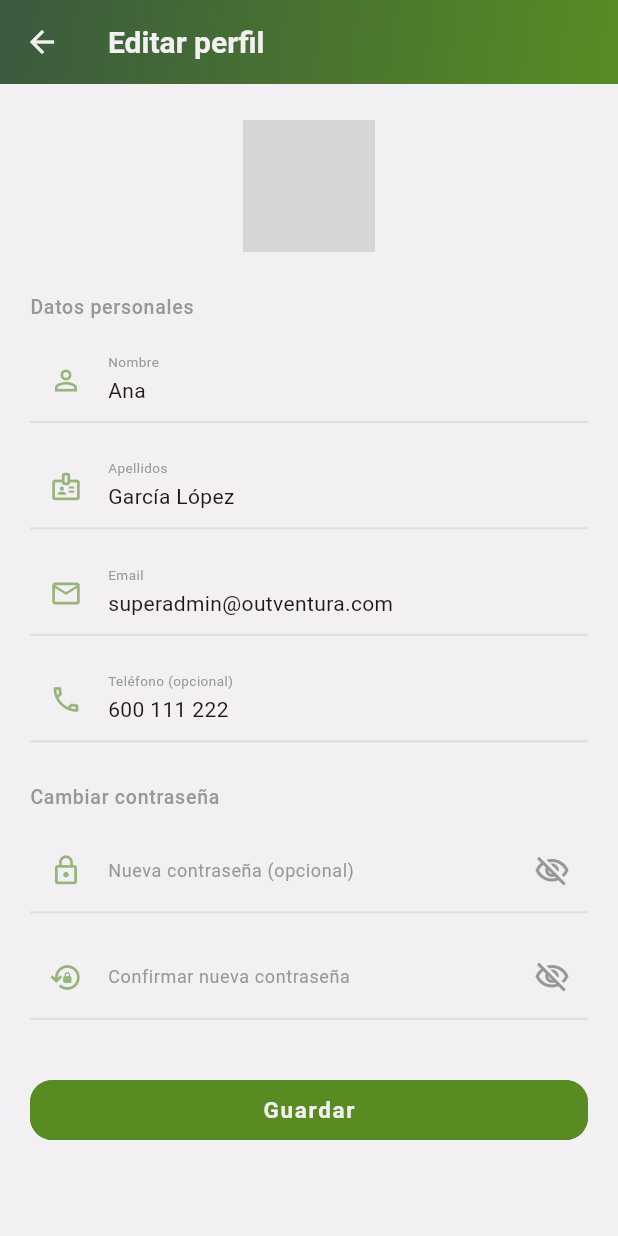
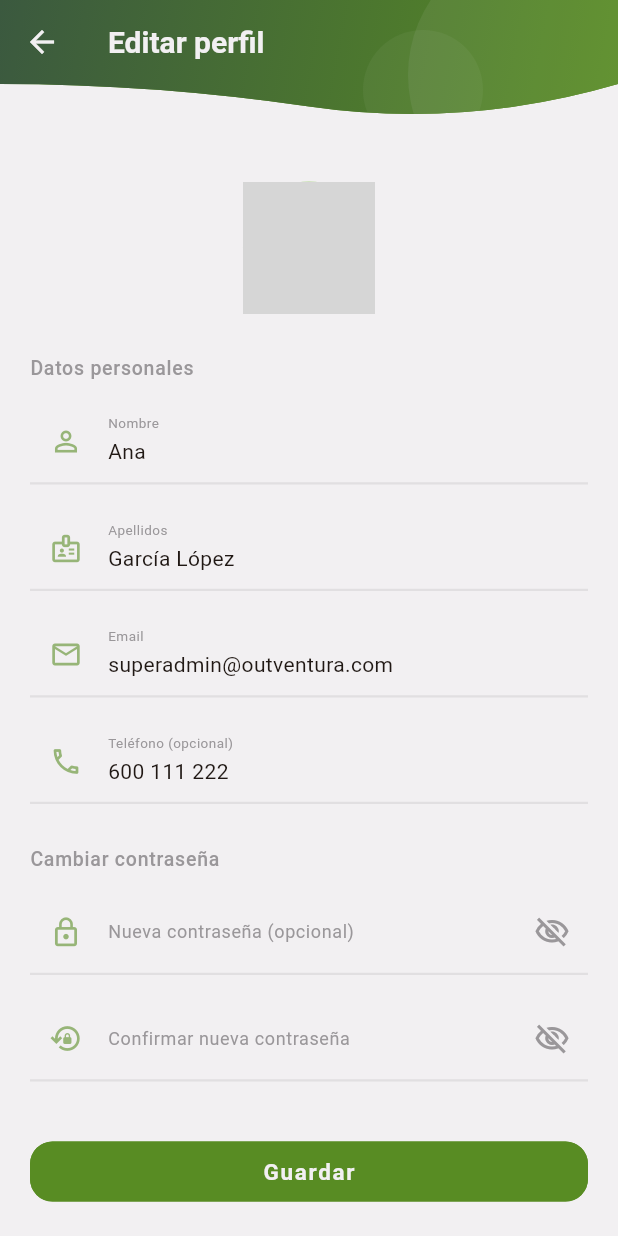
Before and after one commit to adminoutventura-dot/Outventura-Frontend, a Flutter app: the ProfileFormPage screen opened directly with sample values from the repository, on a phone screen of 412 x 824 dp. Run offline on Flutter 3.47's test engine with Material 3 defaults, Android fonts, the phone set to English and light mode, and no system bars; our stand-ins replace flutter_riverpod, shared_preferences, table_calendar; accounts and stored records are empty; network calls fail; grey boxes are pictures that could not be loaded.

```diff
--- a/lib/features/auth/presentation/pages/profile_form_page.dart
+++ b/lib/features/auth/presentation/pages/profile_form_page.dart
@@ -1,6 +1,6 @@
 import 'package:flutter/material.dart';
-import 'package:outventura/app/theme/app_gradients.dart';
 import 'package:outventura/core/utils/form_validators.dart';
+import 'package:outventura/core/widgets/app_bar.dart';
 import 'package:outventura/core/widgets/app_buttons.dart';
 import 'package:outventura/core/widgets/app_input_field.dart';
 import 'package:outventura/features/auth/domain/entities/user.dart';
@@ -48,22 +48,18 @@ class _ProfileFormPageState extends State<ProfileFormPage> {
     final s = AppLocalizations.of(context)!;
 
     return Scaffold(
-      appBar: AppBar(
-        title: Text(s.editProfile),
-        automaticallyImplyLeading: true,
-        flexibleSpace: Container(
-          decoration: BoxDecoration(
-            gradient: AppGradients.appBar(cs),
-          ),
-        ),
+      extendBodyBehindAppBar: true,
+      appBar: CustomAppBar(
+        title: s.editProfile,
       ),
       body: Form(
         key: _controller.formKey,
         child: SingleChildScrollView(
-          padding: EdgeInsets.fromLTRB(20, 24, 20, MediaQuery.of(context).padding.bottom + 24),
+          padding: EdgeInsets.fromLTRB(20, 0, 20, MediaQuery.of(context).padding.bottom + 24),
           child: Column(
             crossAxisAlignment: CrossAxisAlignment.start,
             children: [
+              SizedBox(height: MediaQuery.of(context).padding.top + kToolbarHeight + 65),
 
               // Avatar
               Center(
--- a/lib/features/outventura/presentation/pages/calendar_page.dart
+++ b/lib/features/outventura/presentation/pages/calendar_page.dart
@@ -100,7 +100,7 @@ class _CalendarPageState extends ConsumerState<CalendarPage> {
           ColoredBox(
             color: cs.tertiary,
             child: SizedBox(
-              height: MediaQuery.of(context).padding.top + kToolbarHeight + 50,
+              height: MediaQuery.of(context).padding.top + kToolbarHeight + 65,
               width: double.infinity,
             ),
           ),
--- a/lib/features/outventura/presentation/pages/forms/activity_form_page.dart
+++ b/lib/features/outventura/presentation/pages/forms/activity_form_page.dart
@@ -1,7 +1,7 @@
 import 'package:flutter/material.dart';
+import 'package:outventura/core/widgets/app_bar.dart';
 import 'package:outventura/core/utils/enum_translations.dart';
 import 'package:outventura/core/utils/form_validators.dart';
-import 'package:outventura/core/widgets/app_bar_forms.dart';
 import 'package:outventura/l10n/app_localizations.dart';
 import 'package:outventura/core/widgets/app_buttons.dart';
 import 'package:outventura/core/widgets/app_chip.dart';
@@ -48,7 +48,7 @@ class _ActivityFormPageState extends State<ActivityFormPage> {
 
     return Scaffold(
       backgroundColor: cs.surface,
-      appBar: CustomAppBarForm(title: _controller.editando ? s.editActividad : s.nuevaActividad),
+      appBar: CustomAppBar(title: _controller.editando ? s.editActividad : s.nuevaActividad),
       body: SingleChildScrollView(
         padding: EdgeInsets.fromLTRB(20, 20, 20, MediaQuery.of(context).padding.bottom + 24),
         child: Form(
--- a/lib/l10n/app_ca.arb
+++ b/lib/l10n/app_ca.arb
@@ -135,6 +135,10 @@
   "searchByNameEmailPhone": "Cercar per nom, email o telèfon...",
   "noUsers": "No hi ha usuaris",
   "userUpdated": "Usuari actualitzat correctament.",
+  "deleteUser": "Eliminar usuari",
+  "deleteUserConfirm": "Eliminar a {name}? Aquesta acció no es pot desfer.",
+  "@deleteUserConfirm": { "placeholders": { "name": { "type": "String" } } },
+  "userDeleted": "Usuari eliminat correctament.",
 
   "reservationDetail": "Reserva #{id}",
   "generalInfo": "Informació general",
--- a/lib/l10n/app_en.arb
+++ b/lib/l10n/app_en.arb
@@ -135,6 +135,10 @@
   "searchByNameEmailPhone": "Search by name, email or phone...",
   "noUsers": "No users",
   "userUpdated": "User updated successfully.",
+  "deleteUser": "Delete user",
+  "deleteUserConfirm": "Delete {name}? This action cannot be undone.",
+  "@deleteUserConfirm": { "placeholders": { "name": { "type": "String" } } },
+  "userDeleted": "User deleted successfully.",
 
   "reservationDetail": "Reservation #{id}",
   "generalInfo": "General information",
--- a/lib/l10n/app_es.arb
+++ b/lib/l10n/app_es.arb
@@ -144,6 +144,10 @@
   "searchByNameEmailPhone": "Buscar por nombre, email o teléfono...",
   "noUsers": "No hay usuarios",
   "userUpdated": "Usuario actualizado correctamente.",
+  "deleteUser": "Eliminar usuario",
+  "deleteUserConfirm": "¿Eliminar a {name}? Esta acción no se puede deshacer.",
+  "@deleteUserConfirm": { "placeholders": { "name": { "type": "String" } } },
+  "userDeleted": "Usuario eliminado correctamente.",
 
   "reservationDetail": "Reserva #{id}",
   "@reservationDetail": { "placeholders": { "id": { "type": "int" } } },
--- a/lib/l10n/app_localizations.dart
+++ b/lib/l10n/app_localizations.dart
@@ -808,6 +808,24 @@ abstract class AppLocalizations {
   /// **'Usuario actualizado correctamente.'**
   String get userUpdated;
 
+  /// No description provided for @deleteUser.
+  ///
+  /// In es, this message translates to:
+  /// **'Eliminar usuario'**
+  String get deleteUser;
+
+  /// No description provided for @deleteUserConfirm.
+  ///
+  /// In es, this message translates to:
+  /// **'¿Eliminar a {name}? Esta acción no se puede deshacer.'**
+  String deleteUserConfirm(String name);
+
+  /// No description provided for @userDeleted.
+  ///
+  /// In es, this message translates to:
+  /// **'Usuario eliminado correctamente.'**
+  String get userDeleted;
+
   /// No description provided for @reservationDetail.
   ///
   /// In es, this message translates to:
--- a/lib/main.dart
+++ b/lib/main.dart
@@ -10,10 +10,7 @@ import 'package:outventura/features/preferences/data/models/preferences.dart';
 
 // TODO: Revisar si se divide entre entities y models (Recordatorio)
 // TODO: Arreglar botones de usuarios reservas y solicitudes que se pasa abajo.
-// TODO: Actividades: Se corta el texto por la derecha, arreglarlo.
-// TODO: El boton de eliminar usuario no va.
 // TODO: Añadir el subir fotos.
-// TODO: Ajustar pagina para que n corte en el app y bottom: Home. Actividad form, Equipo form, Users form, Perfil form.
 
 void main() async {
   WidgetsFlutterBinding.ensureInitialized();
```
Also changed, not shown: lib/core/widgets/detail_section.dart (+10 -3 lines), lib/features/outventura/presentation/pages/forms/user_form_page.dart (+5 -3 lines), lib/features/outventura/presentation/pages/users_page.dart (+14 -1 lines), lib/features/outventura/presentation/widgets/activity_card.dart (+24 -10 lines), lib/l10n/app_localizations_ca.dart (+11 -0 lines), lib/l10n/app_localizations_en.dart (+11 -0 lines), lib/l10n/app_localizations_es.dart (+11 -0 lines).
